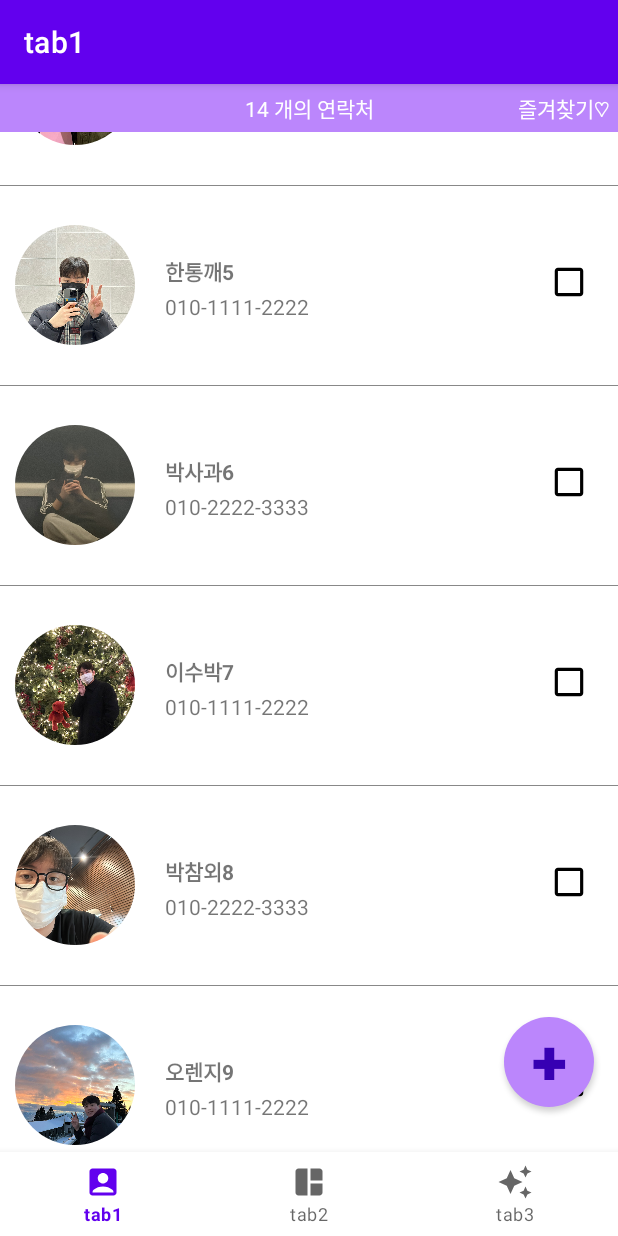
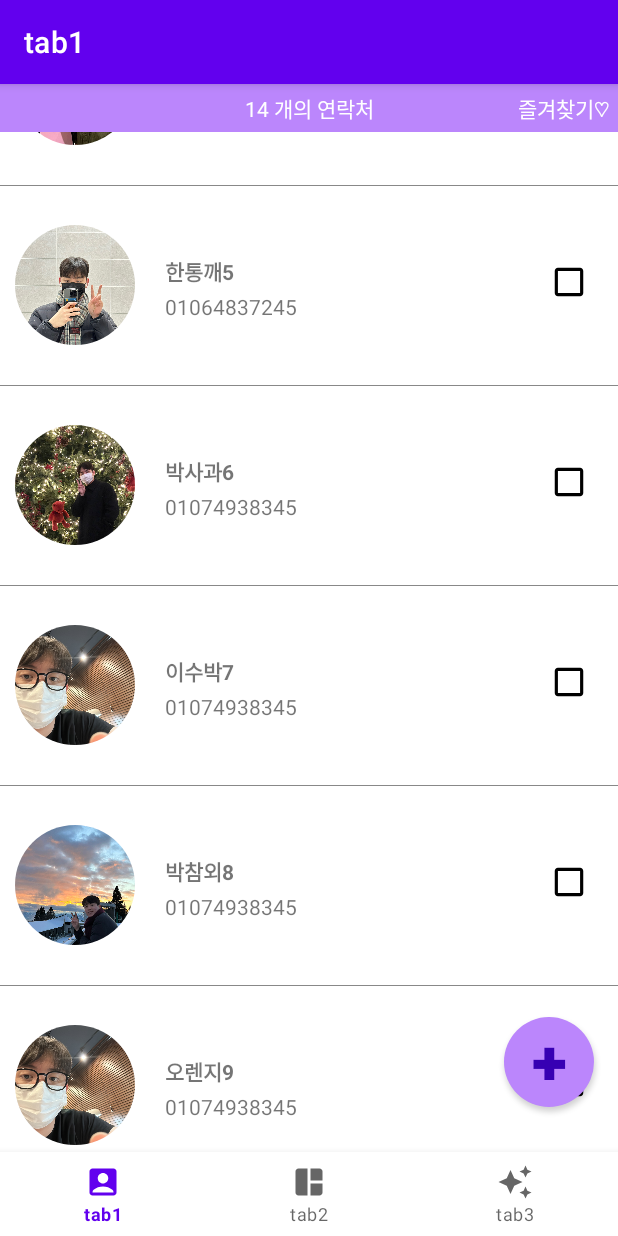
Before and after one commit to hiyseo/Please, an Android app: the screen it shows after launch (MainActivity), scrolled down 498 dp, on a phone screen of 412 x 824 dp. Run offline under Robolectric (Android 15) with nearby library versions, the phone set to English and light mode, and no system bars; our stand-ins replace navigation-ui.

Commit message:
1/1 20:48

```diff
--- a/app/src/main/java/com/example/week1/ui/contact/ContactFragment.kt
+++ b/app/src/main/java/com/example/week1/ui/contact/ContactFragment.kt
@@ -1,8 +1,10 @@
 package com.example.week1.ui.contact
 
+import android.content.Context
 import android.content.Intent
 import android.net.Uri
 import android.os.Bundle
+import android.util.Log
 import android.view.LayoutInflater
 import android.view.View
 import android.view.ViewGroup
@@ -12,6 +14,11 @@ import androidx.fragment.app.Fragment
 import androidx.recyclerview.widget.LinearLayoutManager
 import com.example.week1.R
 import com.example.week1.databinding.FragmentHomeBinding
+import com.example.week1.ui.images.Photo
+import org.json.JSONObject
+import java.io.IOException
+import java.io.InputStream
+import java.nio.charset.Charset
 
 
 class ContactFragment : Fragment() {
@@ -24,8 +31,6 @@ class ContactFragment : Fragment() {
     private val ADD_Contact_REQUEST = 1
     private lateinit var recyclerCountText : TextView
 
-
-
     override fun onCreateView(
         inflater: LayoutInflater,
         container: ViewGroup?,
@@ -33,28 +38,27 @@ class ContactFragment : Fragment() {
     ): View {
         _binding = FragmentHomeBinding.inflate(inflater, container, false)
         val root: View = binding.root
+        val dataList = mutableListOf<MyItem>()
 
-//        // JSON에서 식당 데이터 로드
-//        if (loadedContacts.isEmpty()) {
-//            loadedContacts.addAll(loadedContactsFromAssets(requireContext()))
-//        }
+        val jsonString = readJsonFromAssets(requireContext(), "contacts.json")
+        val jsonObject = JSONObject(jsonString)
+        val dataObject = jsonObject.getJSONObject("data")
+        val photoArray = dataObject.getJSONArray("itemList")
 
-        val dataList = mutableListOf<MyItem>()
-        dataList.add(MyItem(R.drawable.image_profile1, "이양파1", "010-1111-2222", false))
-        dataList.add(MyItem(R.drawable.image_profile2, "김당근2", "010-2222-3333", false))
-        dataList.add(MyItem(R.drawable.image_profile3, "박감자3", "010-1111-2222", false))
-        dataList.add(MyItem(R.drawable.image_profile4, "송마늘4", "010-2222-3333", false))
-        dataList.add(MyItem(R.drawable.image_profile5, "한통깨5", "010-1111-2222", false))
-        dataList.add(MyItem(R.drawable.image_profile6, "박사과6", "010-2222-3333", false))
-        dataList.add(MyItem(R.drawable.image_profile7, "이수박7", "010-1111-2222", false))
-        dataList.add(MyItem(R.drawable.image_profile8, "박참외8", "010-2222-3333", false))
-        dataList.add(MyItem(R.drawable.image_profile9, "오렌지9", "010-1111-2222", false))
-        dataList.add(MyItem(R.drawable.image_profile10, "김체리10", "010-2222-3333", false))
-        dataList.add(MyItem(R.drawable.image_profile11, "오감귤11", "010-2222-3333", false))
-        dataList.add(MyItem(R.drawable.image_profile12, "홍당무12", "010-2222-3333", false))
-        dataList.add(MyItem(R.drawable.image_profile13, "한포도13", "010-2222-3333", false))
-        dataList.add(MyItem(R.drawable.image_profile14, "김망고14", "010-2222-3333", false))
-//        val dataList: List<MyItem> = loadedContactsFromAssets()
+        for (i in 0 until photoArray.length()) {
+            val photoObject = photoArray.getJSONObject(i)
+            val name = photoObject.getString("name")
+            val number = photoObject.getString("number")
+            val isFavorite = photoObject.getBoolean("isFavorite")
+            val resourceFile = photoObject.getString("profile")
+            val drawableId = resources.getIdentifier(resourceFile.substringAfterLast("/").substringBeforeLast("."), "drawable", requireActivity().packageName)
+            val item = MyItem(drawableId, name, number, isFavorite)
+            dataList.add(item)
+            Log.d("name", "${dataList.get(i).name}")
+            Log.d("number", "${dataList.get(i).number}")
+            Log.d("profile", "${dataList.get(i).profile}")
+            Log.d("favorite", "${dataList.get(i).isFavorite}")
+        }
 
         val recyclerView = binding.recyclerView
         recyclerView.layoutManager = LinearLayoutManager(context)
@@ -74,20 +78,17 @@ class ContactFragment : Fragment() {
                 item.toggleFavorite()
                 adapter.notifyItemChanged(position)
                 if (item.isFavorite){
+                    dataList.removeAt(position)
+                    dataList.add(0,item)
                     Toast.makeText(context, "⭐즐겨찾기 등록⭐️", Toast.LENGTH_SHORT).show()
+                    adapter.notifyDataSetChanged()
                 }
                 else{
+                    dataList.removeAt(position)
+                    dataList.add(dataList.size,item)
                     Toast.makeText(context, "⭐즐겨찾기 해제⭐️", Toast.LENGTH_SHORT).show()
+                    adapter.notifyDataSetChanged()
                 }
-//                dataList.removeAt(position)
-//                val newPosition = if (item.isFavorite){
-//                    0
-//                }
-//                else {
-//                    dataList.size
-//                }
-//                adapter.notifyItemMoved(position, newPosition)
-//                dataList.add(newPosition, item)
             }
         }
 
@@ -108,26 +109,6 @@ class ContactFragment : Fragment() {
         }
         return root
     }
-//    override fun onActivityResult(requestCode: Int, resultCode: Int, data: Intent?) {
-//        super.onActivityResult(requestCode, resultCode, data)
-//        if (requestCode == ADD_Contact_REQUEST && resultCode == Activity.RESULT_OK) {
-//            data?.let {
-//                val name = it.getStringExtra("name") ?: ""
-//                val phoneNumber = it.getStringExtra("phoneNumber") ?: ""
-//                val profileImage = it.getIntExtra("profileImage", R.drawable.default_image_profile) ?: R.drawable.default_image_profile
-//                val isFavorite = it.getBooleanExtra("isFavorite", false) ?: false
-//                val newItem = MyItem(profileImage,name, phoneNumber, isFavorite)  // 기본 설명 추가
-//
-//                // 확장 함수를 사용하여 식당 추가 및 정렬
-//                loadedContacts.addAndSort(newItem)
-//
-//                // 어댑터에 알림을 보내 리스트를 갱신
-//                val adapter = binding.recyclerView.adapter as? MyAdapter
-////                adapter?.submitList(loadedContacts.sortedBy { it.isFavorite })
-//                adapter?.addItem(newItem)
-//            }
-//        }
-//    }
     fun MutableList<MyItem>.addAndSort(newItem: MyItem) {
         add(newItem)
         sortByDescending { it.isFavorite }
@@ -139,7 +120,21 @@ class ContactFragment : Fragment() {
 //    }
 //
 //    val dataList: ArrayList<MyItem> = parseJsonToBoardItems(jsonString)
-
+    private fun readJsonFromAssets(context: Context, fileName: String): String {
+        val jsonString: String
+        try {
+            val inputStream: InputStream = context.assets.open(fileName)
+            val size: Int = inputStream.available()
+            val buffer = ByteArray(size)
+            inputStream.read(buffer)
+            inputStream.close()
+            jsonString = String(buffer, Charset.defaultCharset())
+        } catch (e: IOException) {
+            e.printStackTrace()
+            return ""
+        }
+        return jsonString
+    }
     override fun onDestroyView() {
         super.onDestroyView()
         _binding = null
--- a/app/src/main/java/com/example/week1/ui/images/ImageFragment.kt
+++ b/app/src/main/java/com/example/week1/ui/images/ImageFragment.kt
@@ -3,6 +3,7 @@ package com.example.week1.ui.images
 import android.content.Context
 import android.content.Intent
 import android.os.Bundle
+import android.util.Log
 import android.view.LayoutInflater
 import android.view.View
 import android.view.ViewGroup
@@ -32,7 +33,6 @@ class ImageFragment : Fragment() {
 
         _binding = FragmentDashboardBinding.inflate(inflater, container, false)
         val root: View = binding.root
-
         val photoList = mutableListOf<Photo>()
 
         val jsonString = readJsonFromAssets(requireContext(), "photos.json")
@@ -50,6 +50,8 @@ class ImageFragment : Fragment() {
 
             val photo = Photo(name, drawableId)
             photoList.add(photo)
+            Log.d("name","${photoList.get(i).name}")
+            Log.d("name", "${photoList.get(i).image}")
         }
 
         val recyclerView = binding.recyclerView
--- a/app/src/main/java/com/example/week1/ui/images/PhotoIn.kt
+++ b/app/src/main/java/com/example/week1/ui/images/PhotoIn.kt
@@ -17,8 +17,6 @@ class PhotoIn : AppCompatActivity() {
         val backButton = findViewById<Button>(R.id.buttonBack)
 
         backButton?.setOnClickListener {
-//            val intent = Intent(this, ImageFragment::class.java)
-//            startActivity(intent)
             finish()
         }
 
```
Also changed, not shown: app/src/main/assets/contacts.json (+66 -14 lines), app/src/main/java/com/example/week1/ui/contact/MyItem.kt (+32 -1 lines).
